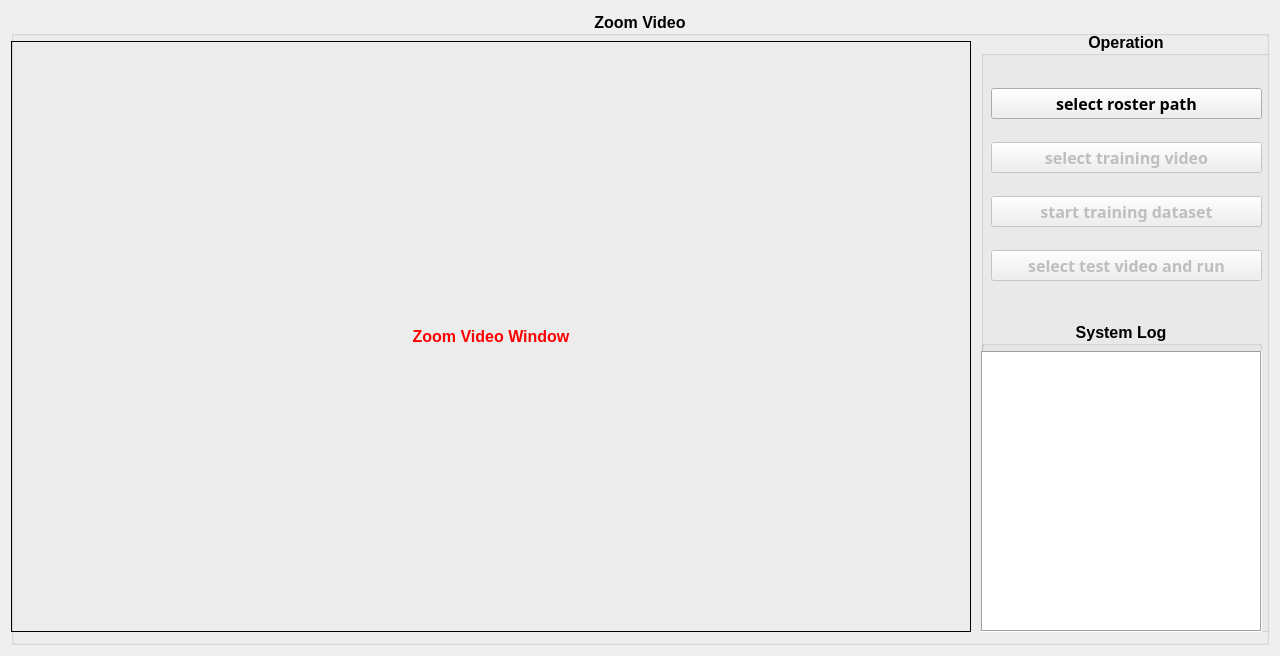
First picture: the form in faceRecognition.ui, repository VPRLab/iExam, before the edit.
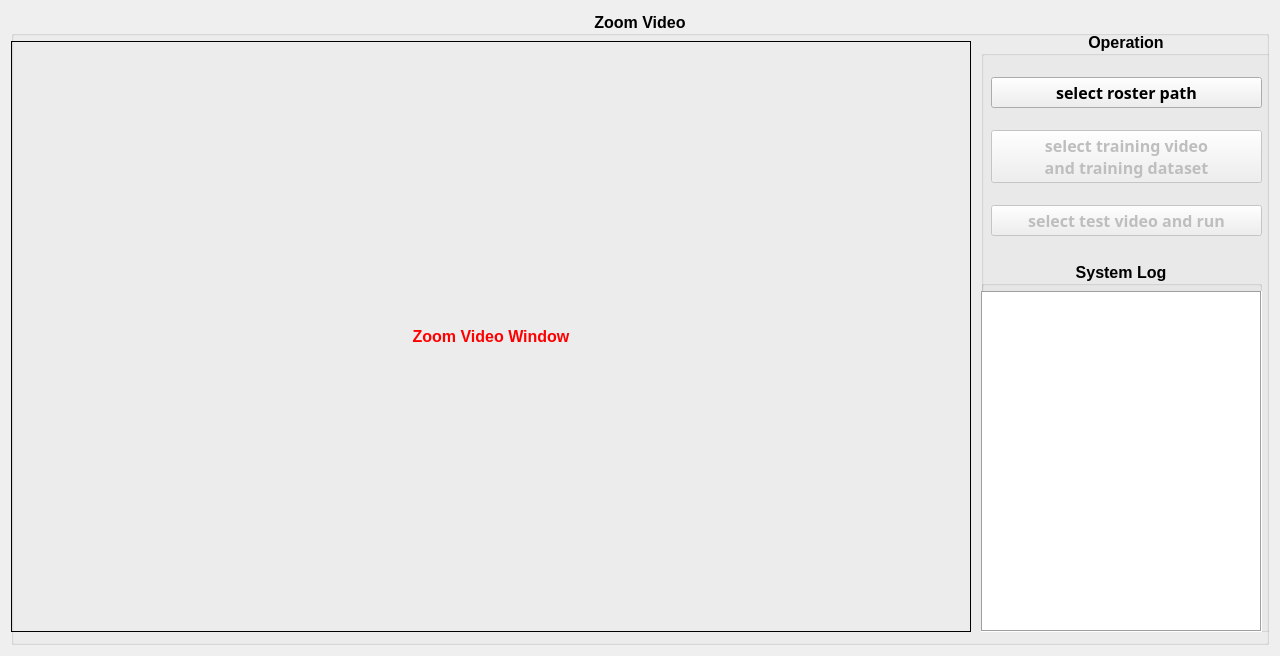
Second picture: the form after the edit. Icons and pictures are not drawn.

Commit message: delete one button so combine upload video and training dataset

```diff
--- a/faceRecognition.ui
+++ b/faceRecognition.ui
@@ -97,9 +97,9 @@
        <property name="geometry">
         <rect>
          <x>0</x>
-         <y>290</y>
+         <y>230</y>
          <width>281</width>
-         <height>311</height>
+         <height>371</height>
         </rect>
        </property>
        <property name="title">
@@ -114,7 +114,7 @@
           <x>0</x>
           <y>30</y>
           <width>281</width>
-          <height>281</height>
+          <height>341</height>
          </rect>
         </property>
         <property name="font">
@@ -134,9 +134,9 @@
        <property name="geometry">
         <rect>
          <x>10</x>
-         <y>40</y>
+         <y>30</y>
          <width>271</width>
-         <height>231</height>
+         <height>191</height>
         </rect>
        </property>
        <layout class="QVBoxLayout" name="verticalLayout">
@@ -177,29 +177,8 @@
            </font>
           </property>
           <property name="text">
-           <string>select training video</string>
-          </property>
-          <property name="checkable">
-           <bool>true</bool>
-          </property>
-         </widget>
-        </item>
-        <item>
-         <widget class="QPushButton" name="traindataButton">
-          <property name="enabled">
-           <bool>false</bool>
-          </property>
-          <property name="font">
-           <font>
-            <family>Yu Gothic UI Semibold</family>
-            <pointsize>12</pointsize>
-            <weight>75</weight>
-            <bold>true</bold>
-            <kerning>true</kerning>
-           </font>
-          </property>
-          <property name="text">
-           <string>start training dataset</string>
+           <string>select training video
+and training dataset</string>
           </property>
           <property name="checkable">
            <bool>true</bool>
```
